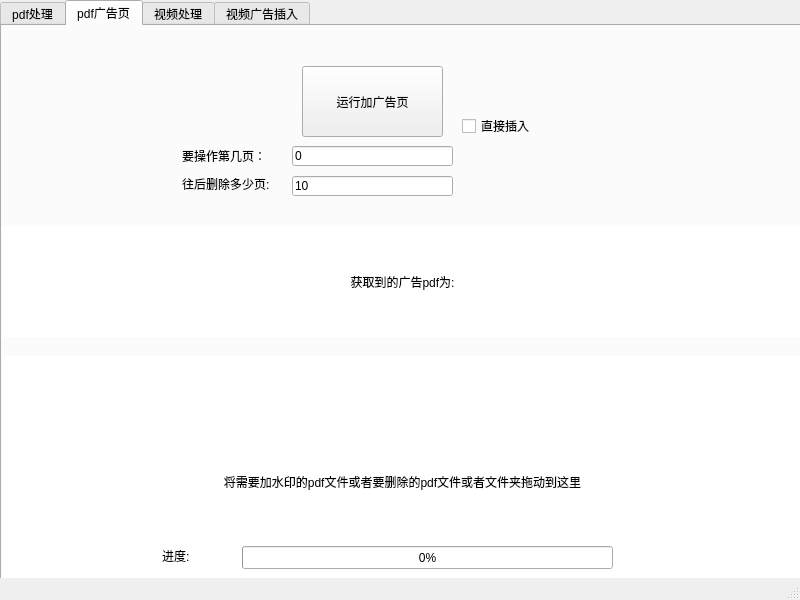
This is test.ui in ddouworld/pdf_and_video_tool as Qt 5 draws it before an edit. The edited form follows.
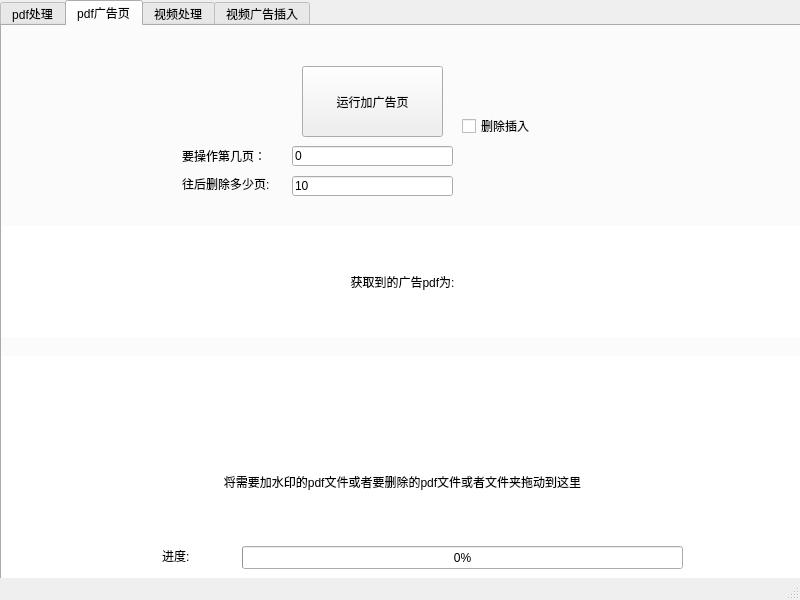
This is the edited form. Custom widgets are drawn as their Qt base class.

Commit message: 修改了pdf的删除插入和去掉_2的文件名

Diff of the .ui file:
```diff
--- a/test.ui
+++ b/test.ui
@@ -151,7 +151,7 @@
        </rect>
       </property>
       <property name="text">
-       <string>直接插入</string>
+       <string>删除插入</string>
       </property>
      </widget>
      <widget class="QLabel" name="label_4">
@@ -262,7 +262,7 @@
        <rect>
         <x>240</x>
         <y>520</y>
-        <width>371</width>
+        <width>441</width>
         <height>23</height>
        </rect>
       </property>
```
Left out of the diff: 4 changed lines with no effect on the pictures. The commit also changes 4 other files.
